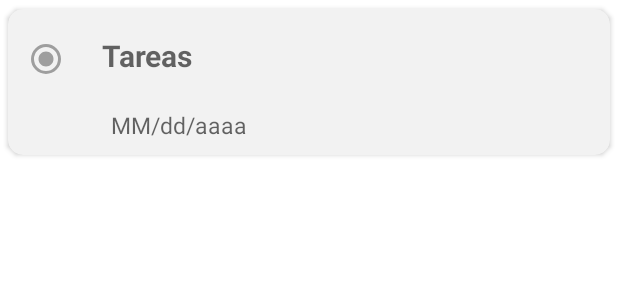
After one commit to Sandra-Elizabeth-MJ/TodoList, an Android app: the layout item_tarea_completada.xml on its own in the app's theme, with its tools: preview values and no code run, on a phone screen of 412 x 824 dp. The commit adds this screen. Shown: the top 300 px of the screen. Run offline under Robolectric (Android 15) with nearby library versions, the phone set to English and light mode, and no system bars.

Commit message:
filtrado de tareas por completado

```diff
--- /dev/null
+++ b/app/src/main/res/layout/item_tarea_completada.xml
@@ -0,0 +1,62 @@
+<?xml version="1.0" encoding="utf-8"?>
+<androidx.cardview.widget.CardView xmlns:android="http://schemas.android.com/apk/res/android"
+    xmlns:app="http://schemas.android.com/apk/res-auto"
+    android:layout_width="match_parent"
+    android:layout_height="wrap_content"
+    app:cardCornerRadius="10dp"
+    app:cardUseCompatPadding="true"
+    android:backgroundTint="@color/plomoA3"
+    android:elevation="10dp">
+
+    <LinearLayout
+        android:layout_width="match_parent"
+        android:layout_height="wrap_content"
+        android:orientation="vertical"
+        android:padding="3dp">
+
+        <LinearLayout
+            android:layout_width="match_parent"
+            android:layout_height="wrap_content"
+            android:orientation="horizontal"
+            android:padding="6dp">
+
+            <RadioButton
+                android:id="@+id/rbtn_tarea_completada"
+                android:layout_width="48dp"
+                android:layout_height="48dp"
+                android:layout_marginEnd="5dp"
+                android:checked="true"
+                android:enabled="false"/>
+
+            <TextView
+                android:id="@+id/tv_tarea_completada"
+                android:layout_width="wrap_content"
+                android:layout_height="wrap_content"
+                android:hint="@string/tareas"
+                android:textColor="@android:color/darker_gray"
+                android:textSize="20sp"
+                android:textStyle="bold"
+                android:layout_marginEnd="8dp"/>
+        </LinearLayout>
+
+        <LinearLayout
+            android:layout_width="match_parent"
+            android:layout_height="wrap_content"
+            android:orientation="horizontal"
+            android:gravity="center_vertical"
+            android:layout_marginTop="3dp"
+            android:layout_marginBottom="6dp"
+            android:layout_marginStart="65dp">
+
+            <TextView
+                android:id="@+id/tv_fecha_completada"
+                android:layout_width="wrap_content"
+                android:layout_height="wrap_content"
+                android:textColor="@android:color/darker_gray"
+                android:textSize="15sp"
+                android:hint="@string/mm_dd_aaaa"
+                android:layout_marginEnd="20dp"/>
+        </LinearLayout>
+    </LinearLayout>
+
+</androidx.cardview.widget.CardView>
--- a/app/src/main/res/values/colors.xml
+++ b/app/src/main/res/values/colors.xml
@@ -11,6 +11,7 @@
     <color name="plomoA2">#F9FFFF</color>
     <color name="plomoTex">#95A2AB</color>
     <color name="lavender">#8692f7</color>
+    <color name="plomoA3">#F2F2F2</color>
 
 
     <color name="purple_200">#FFBB86FC</color>
```
Also changed, not shown: app/src/main/java/com/example/todolist/Fragmentos/TareaFragment.java (+17 -0 lines), app/src/main/java/com/example/todolist/activities/ActivityTareaCompletada.java (+52 -0 lines), app/src/main/java/com/example/todolist/adapters/TareaAdapter.java (+14 -0 lines), app/src/main/java/com/example/todolist/adapters/TareaCompletadaAdapter.java (added, +60 -0 lines), app/src/main/java/com/example/todolist/entities/Tarea.java (+22 -1 lines), app/src/main/java/com/example/todolist/services/FirestoreManager.java (+36 -0 lines), app/src/main/res/layout/activity_tarea_completada.xml (+17 -0 lines), app/src/main/res/drawable/fondo_tc.png (added).
